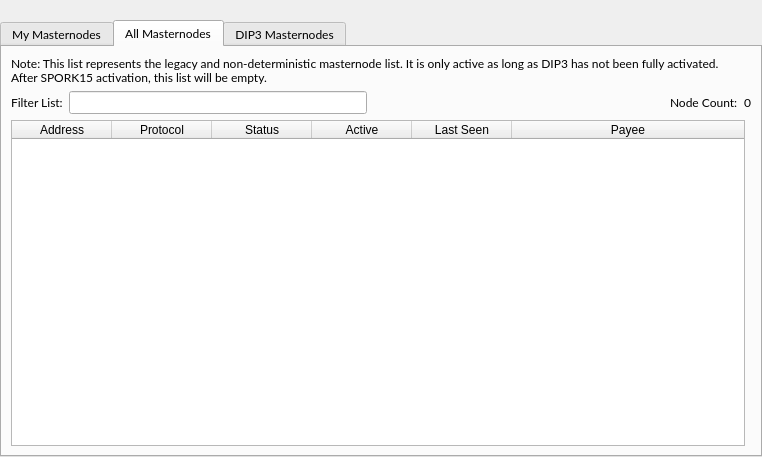
Before: the Qt Designer form src/qt/forms/masternodelist.ui in CryptoCentric/absolute, drawn with Qt 5.
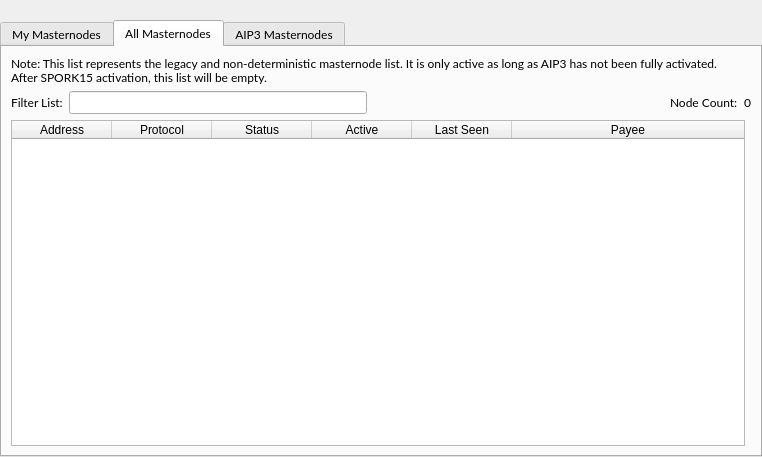
After: the same form once the commit is applied. The open tabs and pages were chosen to show the change.

```diff
--- a/src/qt/forms/masternodelist.ui
+++ b/src/qt/forms/masternodelist.ui
@@ -325,7 +325,7 @@
          <item row="0" column="0">
           <widget class="QLabel" name="legacyListNote">
            <property name="text">
-            <string>&lt;html&gt;&lt;head/&gt;&lt;body&gt;&lt;p&gt;Note: This list represents the legacy and non-deterministic masternode list. It is only active as long as DIP3 has not been fully activated. After SPORK15 activation, this list will be empty.&lt;/p&gt;&lt;/body&gt;&lt;/html&gt;</string>
+            <string>&lt;html&gt;&lt;head/&gt;&lt;body&gt;&lt;p&gt;Note: This list represents the legacy and non-deterministic masternode list. It is only active as long as AIP3 has not been fully activated. After SPORK15 activation, this list will be empty.&lt;/p&gt;&lt;/body&gt;&lt;/html&gt;</string>
            </property>
            <property name="textFormat">
             <enum>Qt::AutoText</enum>
@@ -339,7 +339,7 @@
        </widget>
        <widget class="QWidget" name="tabDIP3Masternodes">
         <attribute name="title">
-         <string>DIP3 Masternodes</string>
+         <string>AIP3 Masternodes</string>
         </attribute>
         <layout class="QGridLayout" name="gridLayout_3">
          <item row="1" column="0">
```
Left out of the diff: 10 changed lines with no effect on the pictures.
